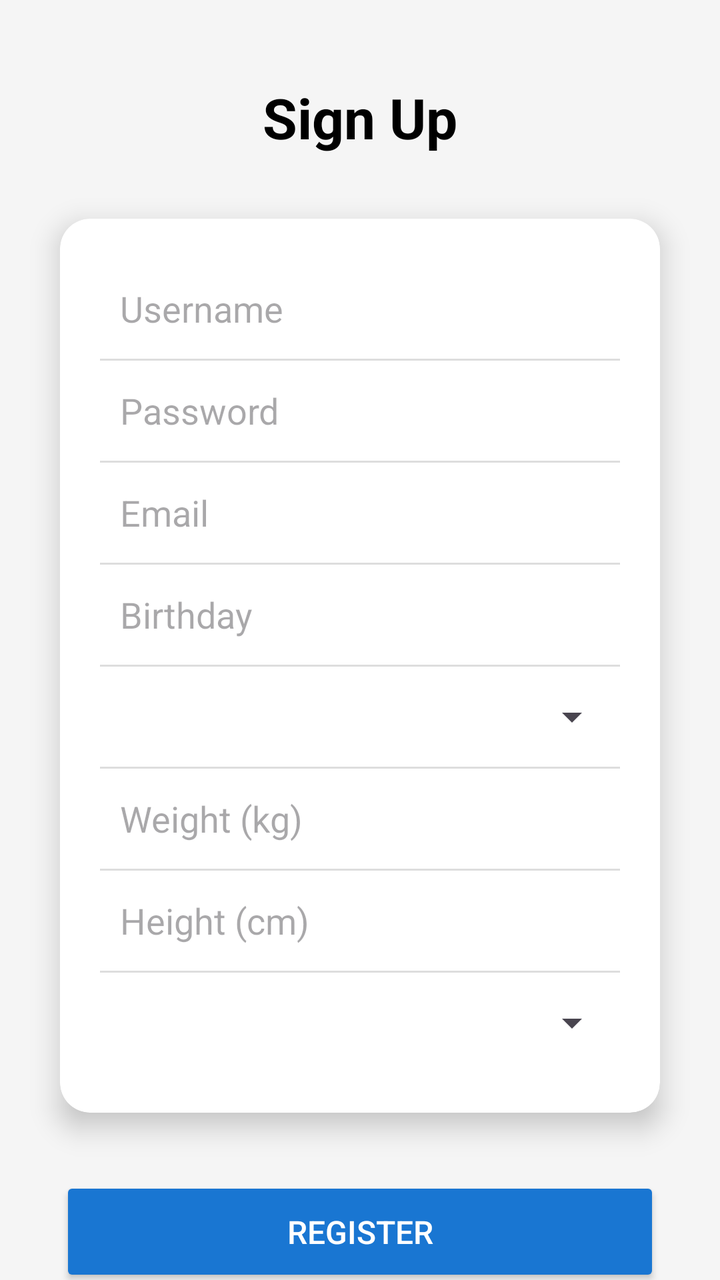
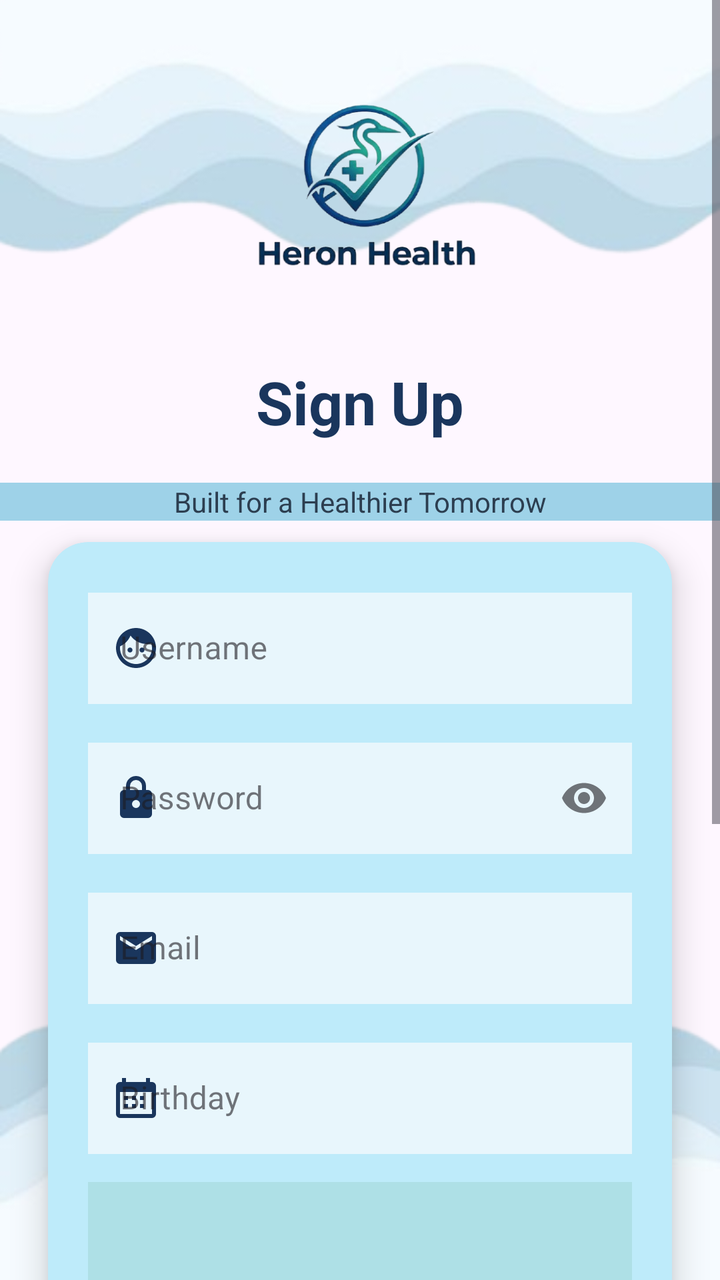

An Android layout rendered at two revisions. The XML below is the earlier revision; the diff shows what the commit changed to produce the second picture.
<!-- AndroidManifest.xml: application theme Theme.HeronHealth -->
<!-- res/layout/activity_sign_up.xml -->
<?xml version="1.0" encoding="utf-8"?>
<androidx.constraintlayout.widget.ConstraintLayout
    xmlns:android="http://schemas.android.com/apk/res/android"
    xmlns:app="http://schemas.android.com/apk/res-auto"
    xmlns:tools="http://schemas.android.com/tools"
    android:id="@+id/main"
    android:layout_width="match_parent"
    android:layout_height="match_parent"
    android:background="#F5F5F5"
    tools:context=".LoginActivity">

    <TextView
        android:id="@+id/tvSignUp"
        android:layout_width="wrap_content"
        android:layout_height="wrap_content"
        android:layout_marginTop="40dp"
        android:text="Sign Up"
        android:textColor="@color/black"
        android:textSize="28sp"
        android:textStyle="bold"
        app:layout_constraintEnd_toEndOf="parent"
        app:layout_constraintStart_toStartOf="parent"
        app:layout_constraintTop_toTopOf="parent" />

    <androidx.cardview.widget.CardView
        android:id="@+id/cardRegister"
        android:layout_width="0dp"
        android:layout_height="wrap_content"
        android:layout_marginStart="30dp"
        android:layout_marginTop="32dp"
        android:layout_marginEnd="30dp"
        app:cardCornerRadius="15dp"
        app:cardElevation="8dp"
        app:layout_constraintEnd_toEndOf="parent"
        app:layout_constraintStart_toStartOf="parent"
        app:layout_constraintTop_toBottomOf="@+id/tvSignUp">

        <LinearLayout
            android:layout_width="match_parent"
            android:layout_height="wrap_content"
            android:orientation="vertical"
            android:padding="20dp">

            <EditText
                android:id="@+id/etUsername"
                android:layout_width="match_parent"
                android:layout_height="50dp"
                android:background="@android:color/transparent"
                android:hint="Username"
                android:inputType="text"
                android:padding="10dp" />

            <View
                android:layout_width="match_parent"
                android:layout_height="1dp"
                android:background="#DDDDDD" />

            <EditText
                android:id="@+id/etPassword"
                android:layout_width="match_parent"
                android:layout_height="50dp"
                android:background="@android:color/transparent"
                android:hint="Password"
                android:inputType="textPassword"
                android:padding="10dp" />

            <View
                android:layout_width="match_parent"
                android:layout_height="1dp"
                android:background="#DDDDDD" />

            <EditText
                android:id="@+id/etEmail"
                android:layout_width="match_parent"
                android:layout_height="50dp"
                android:background="@android:color/transparent"
                android:hint="Email"
                android:inputType="textEmailAddress"
                android:padding="10dp" />

            <View
                android:layout_width="match_parent"
                android:layout_height="1dp"
                android:background="#DDDDDD" />

            <EditText
                android:id="@+id/etBirthday"
                android:layout_width="match_parent"
                android:layout_height="50dp"
                android:background="@android:color/transparent"
                android:hint="Birthday"
                android:inputType="date"
                android:clickable="true"
                android:focusable="false"
                android:padding="10dp" />
            <View
                android:layout_width="match_parent"
                android:layout_height="1dp"
                android:background="#DDDDDD" />

            <Spinner
                android:id="@+id/spGender"
                android:layout_width="match_parent"
                android:layout_height="50dp"
                android:padding="10dp" />

            <View
                android:layout_width="match_parent"
                android:layout_height="1dp"
                android:background="#DDDDDD" />

            <EditText
                android:id="@+id/etWeight"
                android:layout_width="match_parent"
                android:layout_height="50dp"
                android:background="@android:color/transparent"
                android:hint="Weight (kg)"
                android:inputType="numberDecimal"
                android:padding="10dp" />

            <View
                android:layout_width="match_parent"
                android:layout_height="1dp"
                android:background="#DDDDDD" />

            <EditText
                android:id="@+id/etHeight"
                android:layout_width="match_parent"
                android:layout_height="50dp"
                android:background="@android:color/transparent"
                android:hint="Height (cm)"
                android:inputType="numberDecimal"
                android:padding="10dp" />

            <View
                android:layout_width="match_parent"
                android:layout_height="1dp"
                android:background="#DDDDDD" />

            <Spinner
                android:id="@+id/spGoal"
                android:layout_width="match_parent"
                android:layout_height="50dp"
                android:padding="10dp" />

        </LinearLayout>
    </androidx.cardview.widget.CardView>

    <Button
        android:id="@+id/btnRegister"
        android:layout_width="0dp"
        android:layout_height="55dp"
        android:layout_marginStart="30dp"
        android:layout_marginTop="32dp"
        android:layout_marginEnd="30dp"
        android:backgroundTint="#1976D2"
        android:text="Register"
        android:textColor="@color/white"
        android:textSize="16sp"
        app:cornerRadius="10dp"
        app:layout_constraintEnd_toEndOf="parent"
        app:layout_constraintStart_toStartOf="parent"
        app:layout_constraintTop_toBottomOf="@+id/cardRegister"/>



</androidx.constraintlayout.widget.ConstraintLayout>
<!-- resources referenced by this layout -->
<resources>
  <color name="black">#FF000000</color>
  <color name="white">#FFFFFFFF</color>
  <style name="Theme.HeronHealth" parent="Base.Theme.HeronHealth" />
  <style name="Base.Theme.HeronHealth" parent="Theme.Material3.DayNight.NoActionBar">
          
          
      </style>
</resources>

<!-- the commit's change to res/layout/activity_sign_up.xml (unified diff, before → after) -->
@@ -1,167 +1,286 @@
 <?xml version="1.0" encoding="utf-8"?>
-<androidx.constraintlayout.widget.ConstraintLayout
-    xmlns:android="http://schemas.android.com/apk/res/android"
+<ScrollView xmlns:android="http://schemas.android.com/apk/res/android"
     xmlns:app="http://schemas.android.com/apk/res-auto"
     xmlns:tools="http://schemas.android.com/tools"
-    android:id="@+id/main"
     android:layout_width="match_parent"
     android:layout_height="match_parent"
-    android:background="#F5F5F5"
-    tools:context=".LoginActivity">
-
-    <TextView
-        android:id="@+id/tvSignUp"
-        android:layout_width="wrap_content"
+    android:background="@drawable/bg4"
+    android:fillViewport="true">
+
+    <androidx.constraintlayout.widget.ConstraintLayout
+        android:id="@+id/main"
+        android:layout_width="match_parent"
         android:layout_height="wrap_content"
-        android:layout_marginTop="40dp"
-        android:text="Sign Up"
-        android:textColor="@color/black"
-        android:textSize="28sp"
-        android:textStyle="bold"
-        app:layout_constraintEnd_toEndOf="parent"
-        app:layout_constraintStart_toStartOf="parent"
-        app:layout_constraintTop_toTopOf="parent" />
-
-    <androidx.cardview.widget.CardView
-        android:id="@+id/cardRegister"
-        android:layout_width="0dp"
-        android:layout_height="wrap_content"
-        android:layout_marginStart="30dp"
-        android:layout_marginTop="32dp"
-        android:layout_marginEnd="30dp"
-        app:cardCornerRadius="15dp"
-        app:cardElevation="8dp"
-        app:layout_constraintEnd_toEndOf="parent"
-        app:layout_constraintStart_toStartOf="parent"
-        app:layout_constraintTop_toBottomOf="@+id/tvSignUp">
-
-        <LinearLayout
+        android:paddingBottom="30dp"
+        tools:context=".LoginActivity">
+
+        
+        <ImageView
+            android:id="@+id/imgLogo"
+            android:layout_width="120dp"
+            android:layout_height="120dp"
+            android:layout_marginTop="30dp"
+            android:adjustViewBounds="true"
+            android:contentDescription="Heron Health Logo"
+            android:scaleType="centerCrop"
+            android:src="@drawable/logo"
+            app:layout_constraintEnd_toEndOf="parent"
+            app:layout_constraintStart_toStartOf="parent"
+            app:layout_constraintTop_toTopOf="parent"/>
+
+        
+        <TextView
+            android:id="@+id/tvSignUp"
+            android:layout_width="wrap_content"
+            android:layout_height="wrap_content"
+            android:layout_marginTop="20dp"
+            android:text="Sign Up"
+            android:textColor="#1A365D"
+            android:textSize="30sp"
+            android:textStyle="bold"
+            app:layout_constraintEnd_toEndOf="parent"
+            app:layout_constraintStart_toStartOf="parent"
+            app:layout_constraintTop_toBottomOf="@id/imgLogo"
+            app:layout_constraintBottom_toTopOf="@id/tvSubtitle"/>
+
+        
+        <TextView
+            android:id="@+id/tvSubtitle"
             android:layout_width="match_parent"
             android:layout_height="wrap_content"
-            android:orientation="vertical"
-            android:padding="20dp">
-
-            <EditText
-                android:id="@+id/etUsername"
+            android:gravity="center"
+            android:layout_marginTop="10dp"
+            android:text="Built for a Healthier Tomorrow"
+            android:textColor="#2C3E50"
+            android:textSize="14sp"
+            app:layout_constraintEnd_toEndOf="parent"
+            app:layout_constraintStart_toStartOf="parent"
+            app:layout_constraintTop_toBottomOf="@id/tvSignUp"
+            app:layout_constraintBottom_toTopOf="@id/cardRegister"
+            android:background="#9ed2e8"/>
+
+        
+        <androidx.cardview.widget.CardView
+            android:id="@+id/cardRegister"
+            android:layout_width="0dp"
+            android:layout_height="wrap_content"
+            android:layout_marginStart="24dp"
+            android:layout_marginTop="50dp"
+            android:layout_marginEnd="24dp"
+            app:cardBackgroundColor="#beebfa"
+            app:cardCornerRadius="20dp"
+            app:cardElevation="10dp"
+            app:layout_constraintEnd_toEndOf="parent"
+            app:layout_constraintStart_toStartOf="parent"
+            app:layout_constraintTop_toBottomOf="@id/tvSignUp">
+
+            <LinearLayout
                 android:layout_width="match_parent"
-                android:layout_height="50dp"
-                android:background="@android:color/transparent"
-                android:hint="Username"
-                android:inputType="text"
-                android:padding="10dp" />
-
-            <View
-                android:layout_width="match_parent"
-                android:layout_height="1dp"
-                android:background="#DDDDDD" />
-
-            <EditText
-                android:id="@+id/etPassword"
-                android:layout_width="match_parent"
-                android:layout_height="50dp"
-                android:background="@android:color/transparent"
-                android:hint="Password"
-                android:inputType="textPassword"
-                android:padding="10dp" />
-
-            <View
-                android:layout_width="match_parent"
-                android:layout_height="1dp"
-                android:background="#DDDDDD" />
-
-            <EditText
-                android:id="@+id/etEmail"
-                android:layout_width="match_parent"
-                android:layout_height="50dp"
-                android:background="@android:color/transparent"
-                android:hint="Email"
-                android:inputType="textEmailAddress"
-                android:padding="10dp" />
-
-            <View
-                android:layout_width="match_parent"
-                android:layout_height="1dp"
-                android:background="#DDDDDD" />
-
-            <EditText
-                android:id="@+id/etBirthday"
-                android:layout_width="match_parent"
-                android:layout_height="50dp"
-                android:background="@android:color/transparent"
-                android:hint="Birthday"
-                android:inputType="date"
-                android:clickable="true"
-                android:focusable="false"
-                android:padding="10dp" />
-            <View
-                android:layout_width="match_parent"
-                android:layout_height="1dp"
-                android:background="#DDDDDD" />
-
-            <Spinner
-                android:id="@+id/spGender"
-                android:layout_width="match_parent"
-                android:layout_height="50dp"
-                android:padding="10dp" />
-
-            <View
-                android:layout_width="match_parent"
-                android:layout_height="1dp"
-                android:background="#DDDDDD" />
-
-            <EditText
-                android:id="@+id/etWeight"
-                android:layout_width="match_parent"
-                android:layout_height="50dp"
-                android:background="@android:color/transparent"
-                android:hint="Weight (kg)"
-                android:inputType="numberDecimal"
-                android:padding="10dp" />
-
-            <View
-                android:layout_width="match_parent"
-                android:layout_height="1dp"
-                android:background="#DDDDDD" />
-
-            <EditText
-                android:id="@+id/etHeight"
-                android:layout_width="match_parent"
-                android:layout_height="50dp"
-                android:background="@android:color/transparent"
-                android:hint="Height (cm)"
-                android:inputType="numberDecimal"
-                android:padding="10dp" />
-
-            <View
-                android:layout_width="match_parent"
-                android:layout_height="1dp"
-                android:background="#DDDDDD" />
-
-            <Spinner
-                android:id="@+id/spGoal"
-                android:layout_width="match_parent"
-                android:layout_height="50dp"
-                android:padding="10dp" />
-
-        </LinearLayout>
-    </androidx.cardview.widget.CardView>
-
-    <Button
-        android:id="@+id/btnRegister"
-        android:layout_width="0dp"
-        android:layout_height="55dp"
-        android:layout_marginStart="30dp"
-        android:layout_marginTop="32dp"
-        android:layout_marginEnd="30dp"
-        android:backgroundTint="#1976D2"
-        android:text="Register"
-        android:textColor="@color/white"
-        android:textSize="16sp"
-        app:cornerRadius="10dp"
-        app:layout_constraintEnd_toEndOf="parent"
-        app:layout_constraintStart_toStartOf="parent"
-        app:layout_constraintTop_toBottomOf="@+id/cardRegister"/>
-
-
-
-</androidx.constraintlayout.widget.ConstraintLayout>
+                android:layout_height="wrap_content"
+                android:orientation="vertical"
+                android:padding="20dp">
+
+                
+                <com.google.android.material.textfield.TextInputLayout
+                    style="@style/Widget.MaterialComponents.TextInputLayout.OutlinedBox"
+                    android:layout_width="match_parent"
+                    android:layout_height="wrap_content"
+                    app:boxBackgroundColor="#FFFFFF"
+                    app:boxCornerRadiusBottomEnd="14dp"
+                    app:boxCornerRadiusBottomStart="14dp"
+                    app:boxCornerRadiusTopEnd="14dp"
+                    app:boxCornerRadiusTopStart="14dp"
+                    app:boxStrokeColor="#2D9CDB"
+                    app:startIconDrawable="@drawable/ic_face"
+                    app:startIconTint="#1A365D">
+
+                    <com.google.android.material.textfield.TextInputEditText
+                        android:id="@+id/etUsername"
+                        android:layout_width="match_parent"
+                        android:layout_height="wrap_content"
+                        android:hint="Username"
+                        android:inputType="text"
+                        android:textColor="#2C3E50"
+                        android:paddingStart="40dp"
+                        android:background="#e8f6fc"/>
+                </com.google.android.material.textfield.TextInputLayout>
+
+                
+                <com.google.android.material.textfield.TextInputLayout
+                    style="@style/Widget.MaterialComponents.TextInputLayout.OutlinedBox"
+                    android:layout_width="match_parent"
+                    android:layout_height="wrap_content"
+                    android:layout_marginTop="14dp"
+                    android:hint="Password"
+                    app:endIconMode="password_toggle"
+                    app:boxBackgroundColor="#FFFFFF"
+                    app:boxCornerRadiusBottomEnd="14dp"
+                    app:boxCornerRadiusBottomStart="14dp"
+                    app:boxCornerRadiusTopEnd="14dp"
+                    app:boxCornerRadiusTopStart="14dp"
+                    app:boxStrokeColor="#2D9CDB"
+                    app:startIconDrawable="@drawable/ic_lock"
+                    app:startIconTint="#1A365D">
+
+                    <com.google.android.material.textfield.TextInputEditText
+                        android:id="@+id/etPassword"
+                        android:layout_width="match_parent"
+                        android:layout_height="wrap_content"
+                        android:inputType="textPassword"
+                        android:textColor="#2C3E50"
+                        android:paddingStart="40dp"
+                        android:background="#e8f6fc"/>
+                </com.google.android.material.textfield.TextInputLayout>
+
+                
+                <com.google.android.material.textfield.TextInputLayout
+                    style="@style/Widget.MaterialComponents.TextInputLayout.OutlinedBox"
+                    android:layout_width="match_parent"
+                    android:layout_height="wrap_content"
+                    android:layout_marginTop="14dp"
+                    android:hint="Email"
+                    app:boxBackgroundColor="#FFFFFF"
+                    app:boxCornerRadiusBottomEnd="14dp"
+                    app:boxCornerRadiusBottomStart="14dp"
+                    app:boxCornerRadiusTopEnd="14dp"
+                    app:boxCornerRadiusTopStart="14dp"
+                    app:boxStrokeColor="#2D9CDB"
+                    app:startIconDrawable="@drawable/ic_email"
+                    app:startIconTint="#1A365D">
+
+                    <com.google.android.material.textfield.TextInputEditText
+                        android:id="@+id/etEmail"
+                        android:layout_width="match_parent"
+                        android:layout_height="wrap_content"
+                        android:inputType="textEmailAddress"
+                        android:textColor="#2C3E50"
+                        android:paddingStart="40dp"
+                        android:background="#e8f6fc"/>
+                </com.google.android.material.textfield.TextInputLayout>
+
+                
+                <com.google.android.material.textfield.TextInputLayout
+                    style="@style/Widget.MaterialComponents.TextInputLayout.OutlinedBox"
+                    android:layout_width="match_parent"
+                    android:layout_height="wrap_content"
+                    android:layout_marginTop="14dp"
+                    android:hint="Birthday"
+                    app:boxBackgroundColor="#FFFFFF"
+                    app:boxCornerRadiusBottomEnd="14dp"
+                    app:boxCornerRadiusBottomStart="14dp"
+                    app:boxCornerRadiusTopEnd="14dp"
+                    app:boxCornerRadiusTopStart="14dp"
+                    app:boxStrokeColor="#2D9CDB"
+                    app:startIconDrawable="@drawable/ic_calendar"
+                    app:startIconTint="#1A365D">
+
+                    <com.google.android.material.textfield.TextInputEditText
+                        android:id="@+id/etBirthday"
+                        android:layout_width="match_parent"
+                        android:layout_height="wrap_content"
+                        android:clickable="true"
+                        android:focusable="false"
+                        android:inputType="date"
+                        android:textColor="#2C3E50"
+                        android:paddingStart="40dp"
+                        android:background="#e8f6fc"/>
+                </com.google.android.material.textfield.TextInputLayout>
+
+                
+                <Spinner
+                    android:id="@+id/spGender"
+                    android:layout_width="match_parent"
+                    android:layout_height="50dp"
+                    android:layout_marginTop="14dp"
+                    android:background="#aee0e6"
+                    android:paddingStart="14dp"
+                    android:paddingEnd="14dp"/>
+
+                
+                <com.google.android.material.textfield.TextInputLayout
+                    style="@style/Widget.MaterialComponents.TextInputLayout.OutlinedBox"
+                    android:layout_width="match_parent"
+                    android:layout_height="wrap_content"
+                    android:layout_marginTop="14dp"
+                    android:hint="Weight (kg)"
+                    app:boxBackgroundColor="#FFFFFF"
+                    app:boxCornerRadiusBottomEnd="14dp"
+                    app:boxCornerRadiusBottomStart="14dp"
+                    app:boxCornerRadiusTopEnd="14dp"
+                    app:boxCornerRadiusTopStart="14dp"
+                    app:boxStrokeColor="#2D9CDB"
+                    app:startIconDrawable="@drawable/ic_weight"
+                    app:startIconTint="#1A365D">
+
+                    <com.google.android.material.textfield.TextInputEditText
+                        android:id="@+id/etWeight"
+                        android:layout_width="match_parent"
+                        android:layout_height="wrap_content"
+                        android:inputType="numberDecimal"
+                        android:textColor="#2C3E50"
+                        android:paddingStart="40dp"
+                        android:background="#e8f6fc"/>
+                </com.google.android.material.textfield.TextInputLayout>
+
+                
+                <com.google.android.material.textfield.TextInputLayout
+                    style="@style/Widget.MaterialComponents.TextInputLayout.OutlinedBox"
+                    android:layout_width="match_parent"
+                    android:layout_height="wrap_content"
+                    android:layout_marginTop="14dp"
+                    android:hint="Height (cm)"
+                    app:boxBackgroundColor="#FFFFFF"
+                    app:boxCornerRadiusBottomEnd="14dp"
+                    app:boxCornerRadiusBottomStart="14dp"
+                    app:boxCornerRadiusTopEnd="14dp"
+                    app:boxCornerRadiusTopStart="14dp"
+                    app:boxStrokeColor="#2D9CDB"
+                    app:startIconDrawable="@drawable/ic_height"
+                    app:startIconTint="#1A365D">
+
+                    <com.google.android.material.textfield.TextInputEditText
+                        android:id="@+id/etHeight"
+                        android:layout_width="match_parent"
+                        android:layout_height="wrap_content"
+                        android:inputType="numberDecimal"
+                        android:textColor="#2C3E50"
+                        android:paddingStart="40dp"
+                        android:background="#e8f6fc"/>
+                </com.google.android.material.textfield.TextInputLayout>
+
+                
+                <Spinner
+                    android:id="@+id/spGoal"
+                    android:layout_width="match_parent"
+                    android:layout_height="55dp"
+                    android:layout_marginTop="14dp"
+                    android:background="#aee0e6"
+                    android:paddingStart="14dp"
+                    android:paddingEnd="14dp" />
+
+            </LinearLayout>
+
+        </androidx.cardview.widget.CardView>
+
+        
+        <Button
+            android:id="@+id/btnRegister"
+            android:layout_width="0dp"
+            android:layout_height="58dp"
+            android:layout_marginStart="100dp"
+            android:layout_marginTop="26dp"
+            android:layout_marginEnd="100dp"
+            android:backgroundTint="#7dbed4"
+            android:elevation="4dp"
+            android:text="REGISTER"
+            android:textColor="#FFFFFF"
+            android:textSize="17sp"
+            android:textStyle="bold"
+            app:cornerRadius="20dp"
+            app:layout_constraintEnd_toEndOf="parent"
+            app:layout_constraintStart_toStartOf="parent"
+            app:layout_constraintTop_toBottomOf="@id/cardRegister" />
+
+    </androidx.constraintlayout.widget.ConstraintLayout>
+
+</ScrollView>
<!-- resource entries referenced after the edit -->
@@ -1,7 +1,68 @@
 <!-- resources referenced by this layout -->
 <resources>
-  <color name="black">#FF000000</color>
-  <color name="white">#FFFFFFFF</color>
+  <!-- drawable bg4: png bitmap (drawable, 73502 bytes) -->
+  <!-- drawable ic_calendar (drawable) -->
+  <vector xmlns:android="http://schemas.android.com/apk/res/android"
+      android:width="24dp"
+      android:height="24dp"
+      android:viewportWidth="24"
+      android:viewportHeight="24">
+  
+      <path
+          android:fillColor="#1A365D"
+          android:pathData="M7,2V4H17V2H19V4H20A2,2 0,0 1,22 6V20A2,2 0,0 1,20 22H4A2,2 0,0 1,2 20V6A2,2 0,0 1,4 4H5V2H7M20,20V9H4V20H20M6,11H8V13H6V11M10,11H12V13H10V11M14,11H16V13H14V11M6,15H8V17H6V15M10,15H12V17H10V15M14,15H16V17H14V15Z"/>
+  </vector>
+  <!-- drawable ic_email (drawable) -->
+  <vector xmlns:android="http://schemas.android.com/apk/res/android"
+      android:width="24dp"
+      android:height="24dp"
+      android:viewportWidth="24"
+      android:viewportHeight="24">
+  
+      <path
+          android:fillColor="#1A365D"
+          android:pathData="M20,4H4A2,2 0,0 0,2 6V18A2,2 0,0 0,4 20H20A2,2 0,0 0,22 18V6A2,2 0,0 0,20 4M20,8L12,13L4,8V6L12,11L20,6V8Z"/>
+  </vector>
+  <!-- drawable ic_face (drawable) -->
+  <vector xmlns:android="http://schemas.android.com/apk/res/android" android:height="24dp" android:tint="#20C8DC" android:viewportHeight="24" android:viewportWidth="24" android:width="24dp">
+        
+      <path android:fillColor="@android:color/white" android:pathData="M9,11.75c-0.69,0 -1.25,0.56 -1.25,1.25s0.56,1.25 1.25,1.25 1.25,-0.56 1.25,-1.25 -0.56,-1.25 -1.25,-1.25zM15,11.75c-0.69,0 -1.25,0.56 -1.25,1.25s0.56,1.25 1.25,1.25 1.25,-0.56 1.25,-1.25 -0.56,-1.25 -1.25,-1.25zM12,2C6.48,2 2,6.48 2,12s4.48,10 10,10 10,-4.48 10,-10S17.52,2 12,2zM12,20c-4.41,0 -8,-3.59 -8,-8 0,-0.29 0.02,-0.58 0.05,-0.86 2.36,-1.05 4.23,-2.98 5.21,-5.37C11.07,8.33 14.05,10 17.42,10c0.78,0 1.53,-0.09 2.25,-0.26 0.21,0.71 0.33,1.47 0.33,2.26 0,4.41 -3.59,8 -8,8z"/>
+      
+  </vector>
+  <!-- drawable ic_height (drawable) -->
+  <vector xmlns:android="http://schemas.android.com/apk/res/android"
+      android:width="24dp"
+      android:height="24dp"
+      android:viewportWidth="24"
+      android:viewportHeight="24">
+  
+      <path
+          android:fillColor="#1A365D"
+          android:pathData="M10,4H14V6H10V4M10,18H14V20H10V18M7,6H17A2,2 0,0 1,19 8V16A2,2 0,0 1,17 18H7A2,2 0,0 1,5 16V8A2,2 0,0 1,7 6M11,10V14H13V10H11Z"/>
+  </vector>
+  <!-- drawable ic_lock (drawable) -->
+  <vector xmlns:android="http://schemas.android.com/apk/res/android"
+      android:width="24dp"
+      android:height="24dp"
+      android:viewportWidth="24"
+      android:viewportHeight="24">
+  
+      <path
+          android:fillColor="#1A365D"
+          android:pathData="M12,17A2,2 0,0 1,10 15A2,2 0,0 1,12 13A2,2 0,0 1,14 15A2,2 0,0 1,12 17M18,8H17V6A5,5 0,0 0,7 6V8H6A2,2 0,0 0,4 10V20A2,2 0,0 0,6 22H18A2,2 0,0 0,20 20V10A2,2 0,0 0,18 8M9,6A3,3 0,0 1,15 6V8H9V6Z"/>
+  </vector>
+  <!-- drawable ic_weight (drawable) -->
+  <vector xmlns:android="http://schemas.android.com/apk/res/android"
+      android:width="24dp"
+      android:height="24dp"
+      android:viewportWidth="24"
+      android:viewportHeight="24">
+  
+      <path
+          android:fillColor="#1A365D"
+          android:pathData="M12,4A4,4 0,0 1,16 8H8A4,4 0,0 1,12 4M6,8H18A2,2 0,0 1,20 10V20A2,2 0,0 1,18 22H6A2,2 0,0 1,4 20V10A2,2 0,0 1,6 8M12,11A3,3 0,0 0,9 14A3,3 0,0 0,12 17A3,3 0,0 0,15 14A3,3 0,0 0,12 11Z"/>
+  </vector>
+  <!-- drawable logo: png bitmap (drawable, 84184 bytes) -->
   <style name="Theme.HeronHealth" parent="Base.Theme.HeronHealth" />
   <style name="Base.Theme.HeronHealth" parent="Theme.Material3.DayNight.NoActionBar">
           
